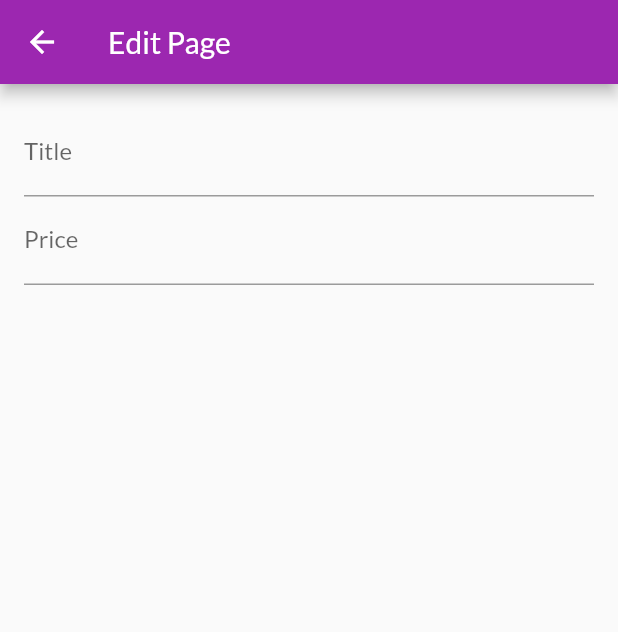
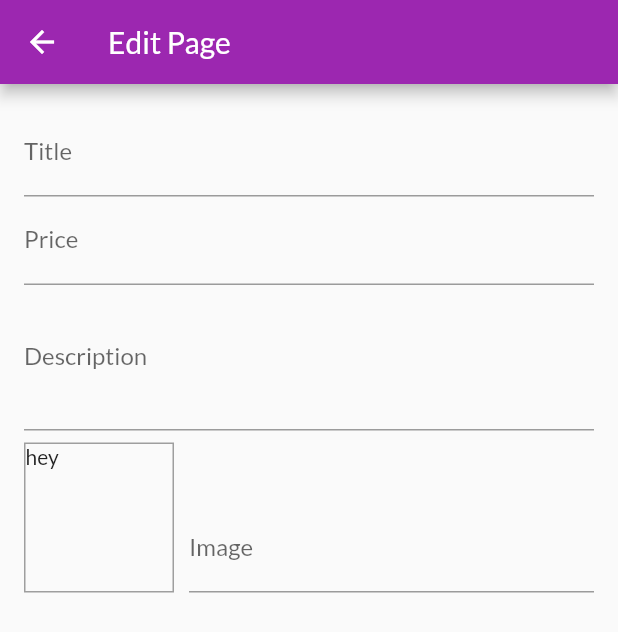
Before and after one commit to jhaym3s/shopApp, a Flutter app: the EditProductScreen screen opened by its route, on a phone screen of 412 x 824 dp. Shown: the top 632 px of the screen. Run offline on Flutter 3.47's test engine with Material 2 defaults, Android fonts, the phone set to English and light mode, and no system bars; network calls fail.

Commit message:
added the image finally to the form

```diff
--- a/lib/screens/edit_product_screen.dart
+++ b/lib/screens/edit_product_screen.dart
@@ -1,3 +1,4 @@
+
 import 'package:flutter/material.dart';
 
 class EditProductScreen extends StatefulWidget {
@@ -7,6 +8,36 @@ class EditProductScreen extends StatefulWidget {
 }
 class _EditProductScreenState extends State<EditProductScreen> {
   final priceFocusNode = FocusNode();
+  final descriptionFocusNode = FocusNode();
+  final imageUrlFocusNode = FocusNode();
+  final imageController = TextEditingController();
+
+  @override
+  void initState() {
+    // TODO: implement initState
+    imageUrlFocusNode.addListener(updateURL);
+  }
+
+  void updateURL(){
+    if(!imageUrlFocusNode.hasFocus){
+      setState(() {});
+    }
+
+  }
+
+
+  @override
+  void dispose() {
+    // TODO: implement dispose
+    imageUrlFocusNode.removeListener(updateURL);
+    priceFocusNode.dispose();
+    descriptionFocusNode.dispose();
+    imageUrlFocusNode.dispose();
+    imageController.dispose();
+    priceFocusNode.dispose();
+    descriptionFocusNode.dispose();
+    super.dispose();
+  }
   @override
   Widget build(BuildContext context) {
     return Scaffold(
@@ -35,8 +66,49 @@ class _EditProductScreenState extends State<EditProductScreen> {
               keyboardType: TextInputType.number,
               focusNode: priceFocusNode,
             ),
+            TextFormField(
+              decoration: InputDecoration(
+                labelText: "Description",
+              ),
+             // textInputAction: TextInputAction.newline,
+              keyboardType: TextInputType.text,
+              focusNode: descriptionFocusNode,
+              maxLines: 3,
+            ),
+            Row(
+              crossAxisAlignment: CrossAxisAlignment.end,
+              children: [
+                Container(
+                  width: 100,height: 100,
+                  margin: EdgeInsets.only(
+                    right: 10, top: 8),
+                  decoration: BoxDecoration(
+                  border: Border.all(
+                    color: Colors.grey, width: 1,
+                  ),
+                ),
+                child:imageController.text.isEmpty?Text("hey"):FittedBox(child:
+                Image.network(imageController.text),
+                fit: BoxFit.cover,
+                )
+                ),
+                Expanded(
+                  child: TextFormField(
+                    decoration: InputDecoration(
+                      labelText: "Image",
+                    ),
+                    textInputAction: TextInputAction.done,
+                    keyboardType: TextInputType.url,
+                    focusNode: imageUrlFocusNode,
+                    controller: imageController,
+
+                  ),
+                )
+              ],
+            ),
           ],
-        )),
+        ),
+      ),
       ),
     );
   }
```
